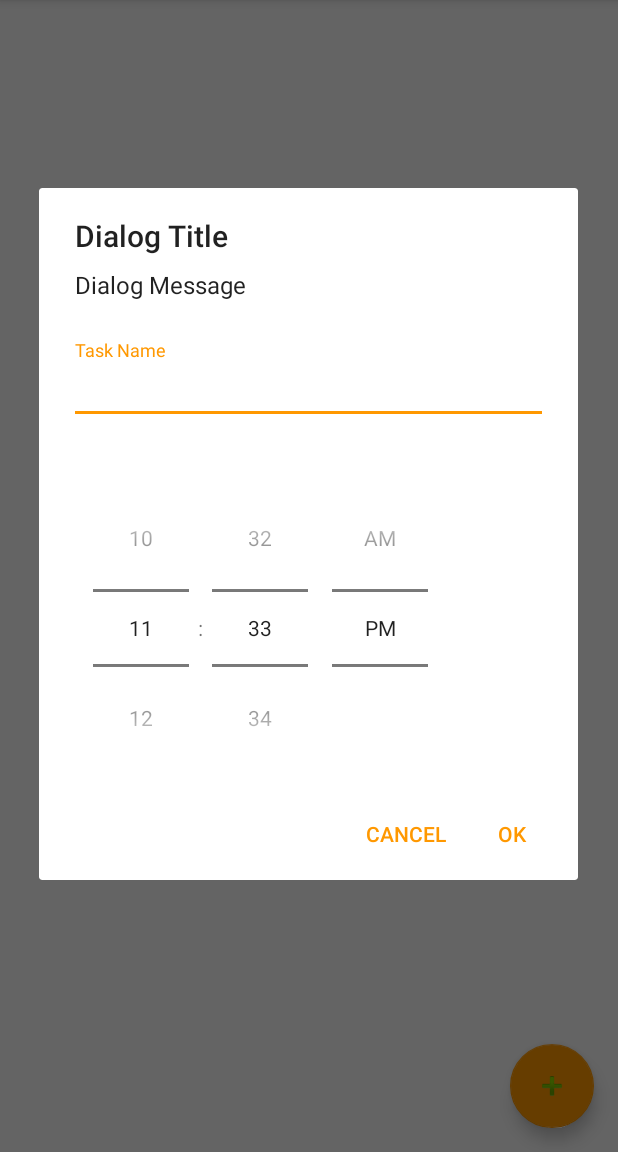
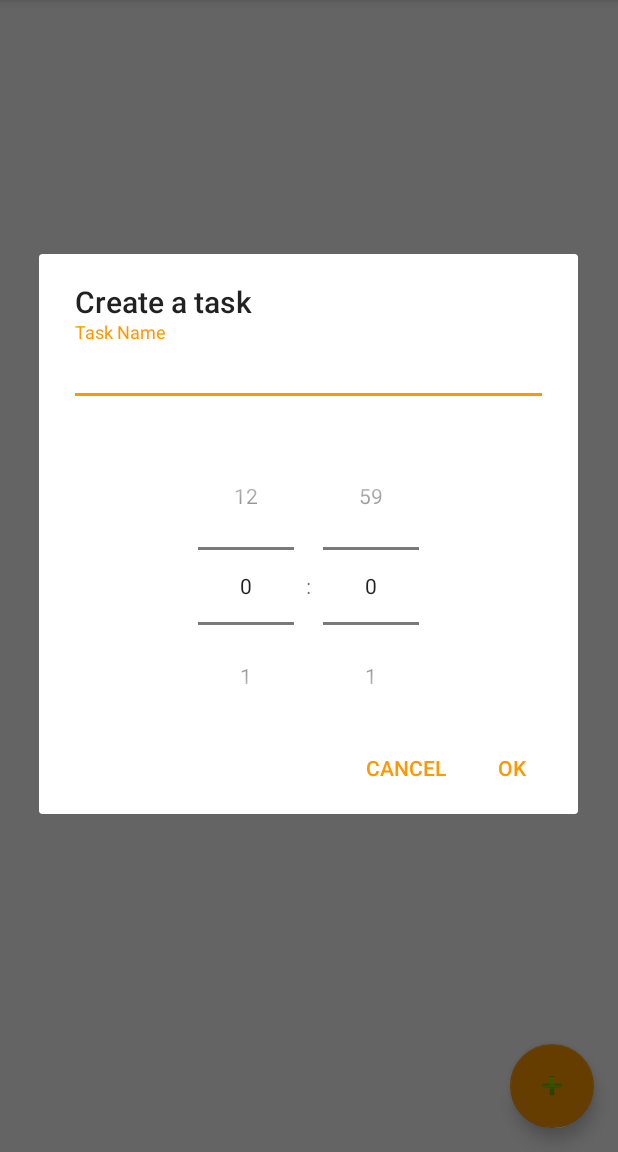
Before and after one commit to cqpham/SEG3125_Project, an Android app: the screen it shows after launch (MainActivity), after a tap on an icon or button, on a phone screen of 412 x 824 dp, the part 84-1236 px from its top. Run offline under Robolectric (Android 15) with nearby library versions, the phone set to English and light mode, and no system bars.

Commit message:
Fixed task duration spinners

```diff
--- a/app/src/main/java/seg3125/project/MainActivity.java
+++ b/app/src/main/java/seg3125/project/MainActivity.java
@@ -11,6 +11,7 @@ import android.view.Menu;
 import android.content.DialogInterface;
 import android.content.Context;
 import android.support.v7.app.AlertDialog;
+import android.widget.NumberPicker;
 import android.widget.TimePicker;
 
 public class MainActivity extends AppCompatActivity {
@@ -40,13 +41,23 @@ public class MainActivity extends AppCompatActivity {
 
     private void showDialog() {
         AlertDialog.Builder builder = new AlertDialog.Builder(MainActivity.this);
-        builder.setTitle("Dialog Title");
-        builder.setMessage("Dialog Message");
+        builder.setTitle(R.string.task_create);
 
         LayoutInflater inflater = getLayoutInflater();
+        View dialogView = inflater.inflate(R.layout.create_task, null);
+        builder.setView(dialogView);
+
+        NumberPicker hrPicker = (NumberPicker) dialogView.findViewById(R.id.hrPicker);
+        hrPicker.setMinValue(0);
+        hrPicker.setMaxValue(12);
+        hrPicker.setWrapSelectorWheel(true);
+
+        NumberPicker minPicker = (NumberPicker) dialogView.findViewById(R.id.minPicker);
+        minPicker.setMinValue(0);
+        minPicker.setMaxValue(59);
+        minPicker.setWrapSelectorWheel(true);
 
         String positiveText = getString(android.R.string.ok);
-        builder.setView(inflater.inflate(R.layout.create_task, null));
         builder.setPositiveButton(positiveText,
                 new DialogInterface.OnClickListener() {
                     @Override
--- a/app/src/main/res/layout/create_task.xml
+++ b/app/src/main/res/layout/create_task.xml
@@ -21,11 +21,27 @@
                 android:inputType="text"
                 android:hint="@string/task_name"/>
         </android.support.design.widget.TextInputLayout>
-        <TimePicker
-            android:id="@+id/timePicker"
+        <LinearLayout
             android:layout_width="wrap_content"
             android:layout_height="wrap_content"
-            android:timePickerMode="spinner" />
+            android:orientation="horizontal"
+            android:layout_gravity="center">
+            <NumberPicker
+                android:id="@+id/hrPicker"
+                android:layout_width="wrap_content"
+                android:layout_height="wrap_content"/>
+            <TextView
+                android:layout_width="wrap_content"
+                android:layout_height="wrap_content"
+                android:layout_gravity="center"
+                android:text=":"
+                android:paddingLeft="8dp"
+                android:paddingRight="8dp"/>
+            <NumberPicker
+                android:id="@+id/minPicker"
+                android:layout_width="wrap_content"
+                android:layout_height="wrap_content"/>
+        </LinearLayout>
     </LinearLayout>
 
 </LinearLayout>
--- a/app/src/main/res/values/strings.xml
+++ b/app/src/main/res/values/strings.xml
@@ -2,6 +2,7 @@
     <string name="app_name">Tasky</string>
     <string name="title_activity_main">MainActivity</string>
 
+    <string name="task_create">Create a task</string>
     <string name="task_name">Task Name</string>
     <string name="task_duration">Task Duration</string>
 </resources>
```
